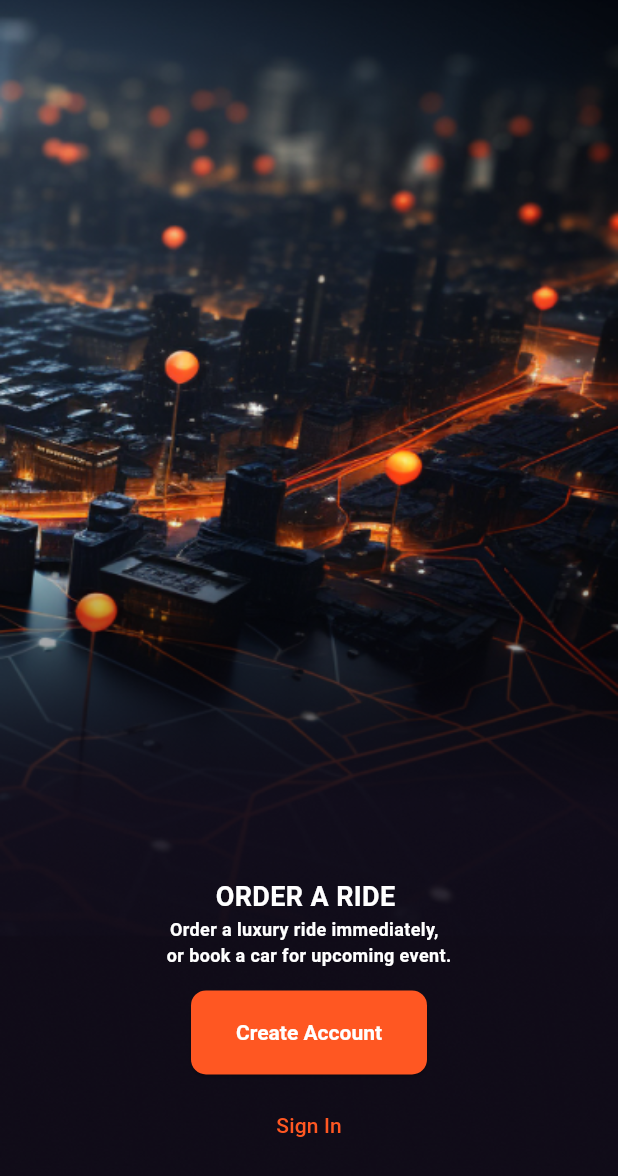
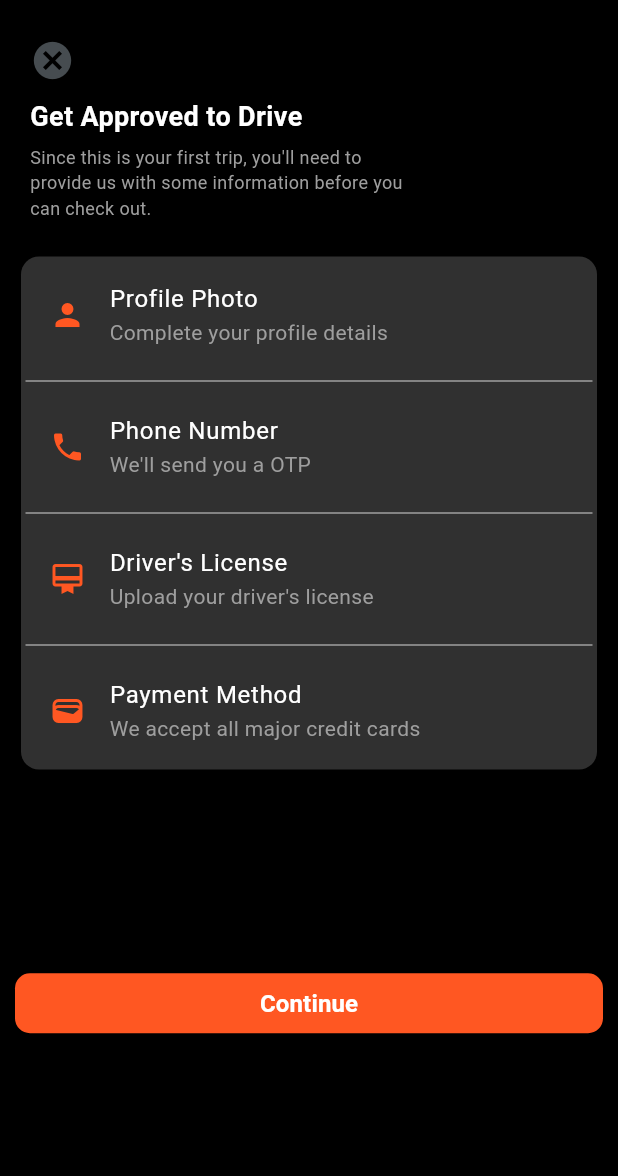
Before and after one commit to Musavir-Ali/Car-Rental-App-UI, a Flutter app: the screen it shows after launch, on a phone screen of 412 x 824 dp. Shown: the top 1176 px of the screen. Run offline on Flutter 3.47's test engine with Material 3 defaults, Android fonts, the phone set to English and light mode, and no system bars; drawn by our look-alikes of carousel_slider; our stand-ins replace get.

Commit message:
Added files

```diff
--- /dev/null
+++ b/lib/FirstScreen.dart
@@ -0,0 +1,223 @@
+import 'package:flutter/material.dart';
+
+class FistScreen extends StatelessWidget {
+  const FistScreen({super.key});
+
+  @override
+  Widget build(BuildContext context) {
+    return Scaffold(
+      backgroundColor: Colors.black,
+      body: SafeArea(
+        child: SingleChildScrollView(
+          child: Column(
+            children: [
+              const SizedBox(
+                height: 25,
+              ),
+              const Row(
+                children: [
+                  Padding(
+                    padding: EdgeInsets.only(left: 20.0),
+                    child: Icon(
+                      Icons.cancel_sharp,
+                      color: Color.fromARGB(255, 70, 76, 80),
+                      size: 30,
+                    ),
+                  ),
+                ],
+              ),
+              const SizedBox(
+                height: 10,
+              ),
+              const Row(
+                children: [
+                  Padding(
+                    padding: EdgeInsets.only(left: 20.0),
+                    child: Text(
+                      "Get Approved to Drive",
+                      style: TextStyle(
+                          color: Colors.white,
+                          fontSize: 18,
+                          fontWeight: FontWeight.bold),
+                    ),
+                  ),
+                ],
+              ),
+              const SizedBox(
+                height: 5,
+              ),
+              const Row(
+                children: [
+                  Padding(
+                    padding: EdgeInsets.only(left: 20.0),
+                    child: Text(
+                      "Since this is your first trip, you'll need to ",
+                      style: TextStyle(
+                        color: Colors.grey,
+                        fontSize: 12,
+                      ),
+                    ),
+                  ),
+                ],
+              ),
+              const Row(
+                children: [
+                  Padding(
+                    padding: EdgeInsets.only(left: 20.0),
+                    child: Text(
+                      "provide us with some information before you ",
+                      style: TextStyle(
+                        color: Colors.grey,
+                        fontSize: 12,
+                      ),
+                    ),
+                  ),
+                ],
+              ),
+              const Row(
+                children: [
+                  Padding(
+                    padding: EdgeInsets.only(left: 20.0),
+                    child: Text(
+                      "can check out.",
+                      style: TextStyle(
+                        color: Colors.grey,
+                        fontSize: 12,
+                      ),
+                    ),
+                  ),
+                ],
+              ),
+              const SizedBox(
+                height: 20,
+              ),
+              Padding(
+                padding: const EdgeInsets.symmetric(horizontal: 10.0),
+                child: Card(
+                  color: Colors.grey[850],
+                  child: const Padding(
+                    padding: EdgeInsets.all(3.0),
+                    child: Column(
+                      children: [
+                        ListTile(
+                          leading: Icon(
+                            Icons.person,
+                            color: Colors.deepOrange,
+                          ),
+                          title: Text(
+                            "Profile Photo",
+                            style: TextStyle(
+                              color: Colors.white,
+                              fontSize: 16,
+                            ),
+                          ),
+                          subtitle: Text(
+                            "Complete your profile details",
+                            style: TextStyle(
+                              color: Colors.grey,
+                              fontSize: 14,
+                            ),
+                          ),
+                        ),
+                        Divider(color: Colors.grey),
+                        ListTile(
+                          leading: Icon(
+                            Icons.phone,
+                            color: Colors.deepOrange,
+                          ),
+                          title: Text(
+                            "Phone Number",
+                            style: TextStyle(
+                              color: Colors.white,
+                              fontSize: 16,
+                            ),
+                          ),
+                          subtitle: Text(
+                            "We'll send you a OTP",
+                            style: TextStyle(
+                              color: Colors.grey,
+                              fontSize: 14,
+                            ),
+                          ),
+                        ),
+                        Divider(color: Colors.grey),
+                        ListTile(
+                          leading: Icon(
+                            Icons.card_membership,
+                            color: Colors.deepOrange,
+                          ),
+                          title: Text(
+                            "Driver's License",
+                            style: TextStyle(
+                              color: Colors.white,
+                              fontSize: 16,
+                            ),
+                          ),
+                          subtitle: Text(
+                            "Upload your driver's license",
+                            style: TextStyle(
+                              color: Colors.grey,
+                              fontSize: 14,
+                            ),
+                          ),
+                        ),
+                        Divider(color: Colors.grey),
+                        ListTile(
+                          leading: Icon(
+                            Icons.wallet,
+                            color: Colors.deepOrange,
+                          ),
+                          title: Text(
+                            "Payment Method",
+                            style: TextStyle(
+                              color: Colors.white,
+                              fontSize: 16,
+                            ),
+                          ),
+                          subtitle: Text(
+                            "We accept all major credit cards",
+                            style: TextStyle(
+                              color: Colors.grey,
+                              fontSize: 14,
+                            ),
+                          ),
+                        ),
+                      ],
+                    ),
+                  ),
+                ),
+              ),
+              SizedBox(
+                height: MediaQuery.of(context).size.height * 0.16,
+              ),
+              Padding(
+                padding: const EdgeInsets.symmetric(horizontal: 10.0),
+                child: SizedBox(
+                    width: double.infinity,
+                    height: 40.0,
+                    child: ElevatedButton(
+                      onPressed: () {},
+                      style: ElevatedButton.styleFrom(
+                        backgroundColor: Colors.deepOrange,
+                        shape: RoundedRectangleBorder(
+                          borderRadius: BorderRadius.circular(10.0),
+                        ),
+                        padding: const EdgeInsets.symmetric(horizontal: 10.0),
+                      ),
+                      child: const Text(
+                        "Continue",
+                        style: TextStyle(
+                          color: Colors.white,
+                          fontSize: 16,
+                          fontWeight: FontWeight.bold,
+                        ),
+                      ),
+                    )),
+              ),
+            ],
+          ),
+        ),
+      ),
+    );
+  }
+}
--- a/lib/Register.dart
+++ b/lib/Register.dart
@@ -1,4 +1,5 @@
 import 'package:flutter/material.dart';
+import 'package:rental_app/FirstScreen.dart';
 
 class Register extends StatefulWidget {
   const Register({Key? key}) : super(key: key);
@@ -145,7 +146,14 @@ class _RegisterState extends State<Register> {
               Padding(
                 padding: EdgeInsets.symmetric(horizontal: 20.0),
                 child: ElevatedButton(
-                  onPressed: () {},
+                  onPressed: () {
+                    Navigator.push(
+                      context,
+                      MaterialPageRoute(
+                        builder: (context) => FistScreen(),
+                      ),
+                    );
+                  },
                   child: Text(
                     "Get started! it's free!",
                     style: TextStyle(
--- a/lib/main.dart
+++ b/lib/main.dart
@@ -1,6 +1,6 @@
 import 'package:flutter/material.dart';
+import 'package:rental_app/FirstScreen.dart';
 import 'package:rental_app/Logoscreen.dart';
-
 
 void main() {
   runApp(const MyApp());
@@ -9,12 +9,11 @@ void main() {
 class MyApp extends StatelessWidget {
   const MyApp({super.key});
 
-
   @override
   Widget build(BuildContext context) {
     return const MaterialApp(
       debugShowCheckedModeBanner: false,
-      home: Logo(),
+      home: FistScreen(),
     );
   }
 }
```
